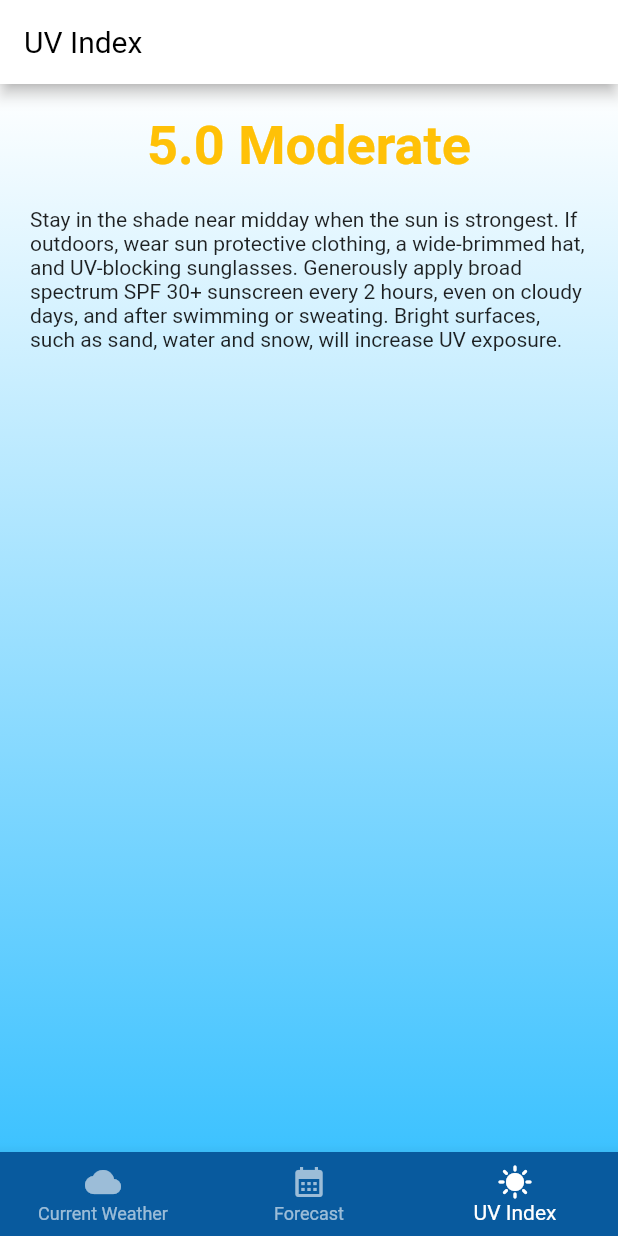
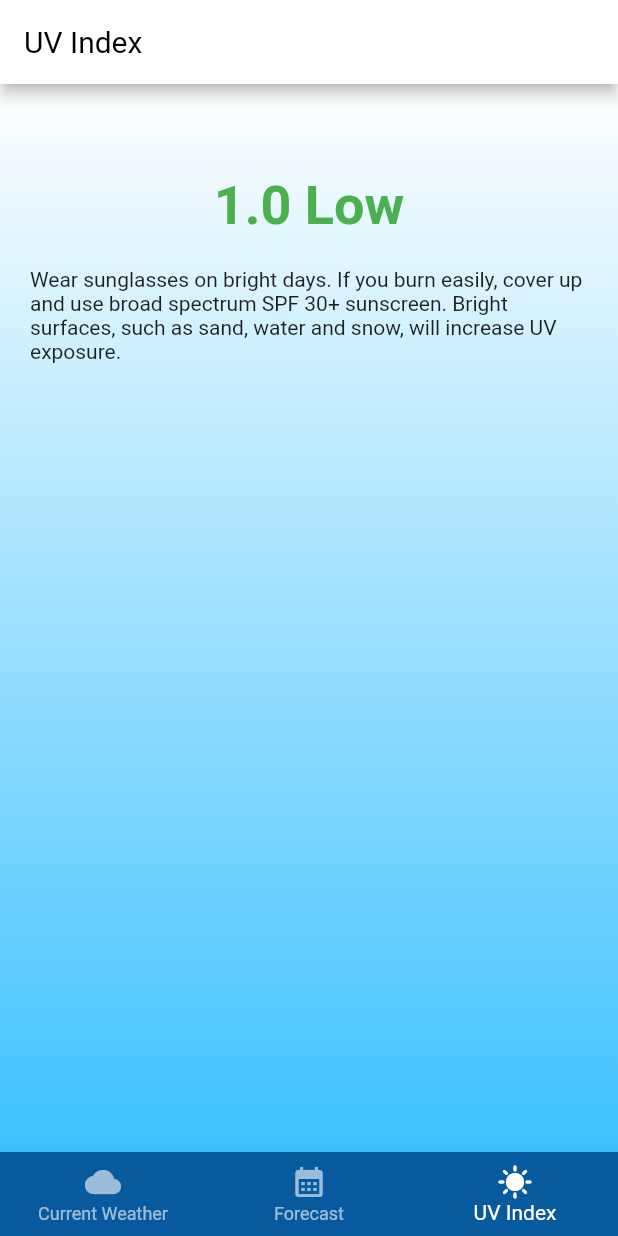
Before and after one commit to kensodemann/local_weather, a Flutter app: the screen it shows after launch, item 3 of the bottom bar chosen, on a phone screen of 412 x 824 dp. Run offline on Flutter 3.47's test engine with Material 2 defaults, Android fonts, the phone set to English and light mode, and no system bars.

Commit message:
feat(uv): create the uv condition model

```diff
--- /dev/null
+++ b/lib/models/uv_condition.dart
@@ -0,0 +1,57 @@
+class UVCondition {
+  final double uvIndex;
+  final int riskFactor;
+  final String description;
+  final String advice;
+
+  const UVCondition({
+    required this.uvIndex,
+    required this.riskFactor,
+    required this.description,
+    required this.advice,
+  });
+
+  factory UVCondition.fromIndex(double uvIndex) {
+    if (uvIndex < 3) {
+      return UVCondition(
+        uvIndex: uvIndex,
+        riskFactor: 0,
+        description: 'Low',
+        advice:
+            'Wear sunglasses on bright days. If you burn easily, cover up and use broad spectrum SPF 30+ sunscreen. Bright surfaces, such as sand, water and snow, will increase UV exposure.',
+      );
+    } else if (uvIndex < 6) {
+      return UVCondition(
+        uvIndex: uvIndex,
+        riskFactor: 1,
+        description: 'Moderate',
+        advice:
+            'Stay in the shade near midday when the sun is strongest. If outdoors, wear sun protective clothing, a wide-brimmed hat, and UV-blocking sunglasses. Generously apply broad spectrum SPF 30+ sunscreen every 2 hours, even on cloudy days, and after swimming or sweating. Bright surfaces, such as sand, water and snow, will increase UV exposure.',
+      );
+    } else if (uvIndex < 8) {
+      return UVCondition(
+        uvIndex: uvIndex,
+        riskFactor: 2,
+        description: 'High',
+        advice:
+            'Reduce time in the sun between 10 a.m. and 4 p.m. If outdoors, seek shade and wear sun protective clothing, a wide-brimmed hat, and UV-blocking sunglasses. Generously apply broad spectrum SPF 30+ sunscreen every 2 hours, even on cloudy days, and after swimming or sweating. Bright surfaces, such sand, water and snow, will increase UV exposure.',
+      );
+    } else if (uvIndex < 11) {
+      return UVCondition(
+        uvIndex: uvIndex,
+        riskFactor: 3,
+        description: 'Very high',
+        advice:
+            'Minimize sun exposure between 10 a.m. and 4 p.m. If outdoors, seek shade and wear sun protective clothing, a wide-brimmed hat, and UV-blocking sunglasses. Generously apply broad spectrum SPF 30+ sunscreen every 2 hours, even on cloudy days, and after swimming or sweating. Bright surfaces, such as sand, water and snow, will increase UV exposure.',
+      );
+    } else {
+      return UVCondition(
+        uvIndex: uvIndex,
+        riskFactor: 4,
+        description: 'Extreme',
+        advice:
+            'Try to avoid sun exposure between 10 a.m. and 4 p.m. If outdoors, seek shade and wear sun protective clothing, a wide-brimmed hat, and UV-blocking sunglasses. Generously apply broad spectrum SPF 30+ sunscreen every 2 hours, even on cloudy days, and after swimming or sweating. Bright surfaces, such as sand, water and snow, will increase UV exposure.',
+      );
+    }
+  }
+}
--- a/lib/pages/uv_index_page.dart
+++ b/lib/pages/uv_index_page.dart
@@ -1,15 +1,7 @@
 import 'package:flutter/material.dart';
+import 'package:local_weather/models/uv_condition.dart';
 
 class UVIndexPage extends StatelessWidget {
-  final double uvIndex = 5.0;
-  static const _uvRiskName = [
-    'Low',
-    'Moderate',
-    'High',
-    'Very High',
-    'Extreme',
-  ];
-
   static const _uvRiskColor = [
     Colors.green,
     Colors.amber,
@@ -18,50 +10,30 @@ class UVIndexPage extends StatelessWidget {
     Colors.red,
   ];
 
-  static const _uvRiskDescription = [
-    'Wear sunglasses on bright days. If you burn easily, cover up and use broad spectrum SPF 30+ sunscreen. Bright surfaces, such as sand, water and snow, will increase UV exposure.',
-    'Stay in the shade near midday when the sun is strongest. If outdoors, wear sun protective clothing, a wide-brimmed hat, and UV-blocking sunglasses. Generously apply broad spectrum SPF 30+ sunscreen every 2 hours, even on cloudy days, and after swimming or sweating. Bright surfaces, such as sand, water and snow, will increase UV exposure.',
-    'Reduce time in the sun between 10 a.m. and 4 p.m. If outdoors, seek shade and wear sun protective clothing, a wide-brimmed hat, and UV-blocking sunglasses. Generously apply broad spectrum SPF 30+ sunscreen every 2 hours, even on cloudy days, and after swimming or sweating. Bright surfaces, such sand, water and snow, will increase UV exposure.',
-    'Minimize sun exposure between 10 a.m. and 4 p.m. If outdoors, seek shade and wear sun protective clothing, a wide-brimmed hat, and UV-blocking sunglasses. Generously apply broad spectrum SPF 30+ sunscreen every 2 hours, even on cloudy days, and after swimming or sweating. Bright surfaces, such as sand, water and snow, will increase UV exposure.',
-    'Try to avoid sun exposure between 10 a.m. and 4 p.m. If outdoors, seek shade and wear sun protective clothing, a wide-brimmed hat, and UV-blocking sunglasses. Generously apply broad spectrum SPF 30+ sunscreen every 2 hours, even on cloudy days, and after swimming or sweating. Bright surfaces, such as sand, water and snow, will increase UV exposure.',
-  ];
-
   const UVIndexPage({Key? key}) : super(key: key);
-
-  int _getUvRisk(double uvIndex) {
-    if (uvIndex < 3) {
-      return 0;
-    } else if (uvIndex < 6) {
-      return 1;
-    } else if (uvIndex < 8) {
-      return 2;
-    } else if (uvIndex < 11) {
-      return 3;
-    } else {
-      return 4;
-    }
-  }
-
   @override
   Widget build(BuildContext context) {
-    final risk = _getUvRisk(uvIndex);
+    final uvCondition = UVCondition.fromIndex(1.0);
     return Container(
       width: double.infinity,
       padding: const EdgeInsets.all(20),
       child: Column(
         children: [
+          const SizedBox(
+            height: 40,
+          ),
           Text(
-            '${uvIndex.toStringAsFixed(1)} ${_uvRiskName[risk]}',
+            '${uvCondition.uvIndex.toStringAsFixed(1)} ${uvCondition.description}',
             style: Theme.of(context)
                 .textTheme
                 .titleLarge!
-                .copyWith(color: _uvRiskColor[risk]),
+                .copyWith(color: _uvRiskColor[uvCondition.riskFactor]),
           ),
           const SizedBox(
             height: 20,
           ),
           Text(
-            _uvRiskDescription[risk],
+            uvCondition.advice,
             style: Theme.of(context).textTheme.bodyMedium,
           ),
         ],
```
